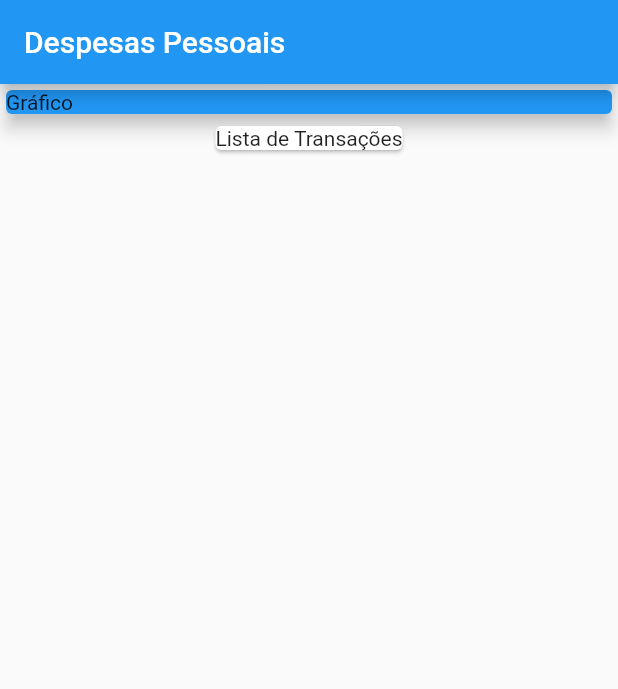
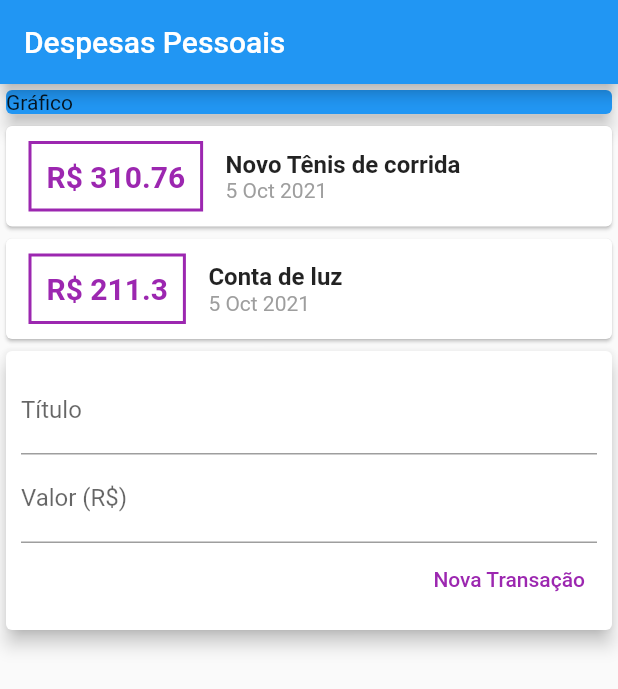
Before and after one commit to DionerWeiss/expenses, a Flutter app: the screen it shows after launch, on a phone screen of 412 x 824 dp. Shown: the top 689 px of the screen. Run offline on Flutter 3.47's test engine with Material 2 defaults, Android fonts, the phone set to English and light mode, and no system bars.

Commit message:
add intl

```diff
--- a/lib/main.dart
+++ b/lib/main.dart
@@ -1,5 +1,6 @@
 import 'package:expenses/models/transaction.dart';
 import 'package:flutter/material.dart';
+import 'package:intl/intl.dart';
 
 main() => runApp(const ExpensesApp());
 
@@ -16,6 +17,9 @@ class ExpensesApp extends StatelessWidget {
 
 class MyHomePage extends StatelessWidget {
   MyHomePage({Key? key}) : super(key: key);
+
+  final titleController = TextEditingController();
+  final valueController = TextEditingController();
 
   final _transactions = [
     Transaction(
@@ -39,8 +43,9 @@ class MyHomePage extends StatelessWidget {
           title: Text('Despesas Pessoais'),
         ),
         body: Column(
-          children: const [
-            SizedBox(
+          // crossAxisAlignment: CrossAxisAlignment.stretch,
+          children: [
+            const SizedBox(
               width: double.infinity,
               child: Card(
                 color: Colors.blue,
@@ -48,10 +53,90 @@ class MyHomePage extends StatelessWidget {
                 elevation: 5,
               ),
             ),
+            Column(
+              children: _transactions
+                  .map(
+                    (tr) => Card(
+                      child: Row(
+                        children: [
+                          Container(
+                            margin: const EdgeInsets.symmetric(
+                              horizontal: 15,
+                              vertical: 10,
+                            ),
+                            decoration: BoxDecoration(
+                                border: Border.all(
+                              color: Colors.purple,
+                              width: 2,
+                            )),
+                            padding: const EdgeInsets.all(10),
+                            child: Text(
+                              'R\$ ${tr.value}',
+                              style: const TextStyle(
+                                fontWeight: FontWeight.bold,
+                                fontSize: 20,
+                                color: Colors.purple,
+                              ),
+                            ),
+                          ),
+                          Column(
+                            crossAxisAlignment: CrossAxisAlignment.start,
+                            children: [
+                              Text(
+                                tr.title,
+                                style: const TextStyle(
+                                    fontSize: 16, fontWeight: FontWeight.bold),
+                              ),
+                              Text(
+                                DateFormat('d MMM y').format(tr.date),
+                                style: const TextStyle(
+                                  color: Colors.grey,
+                                ),
+                              ),
+                            ],
+                          )
+                        ],
+                      ),
+                    ),
+                  )
+                  .toList(),
+            ),
             Card(
-              child: Text('Lista de Transações'),
+              elevation: 5,
+              child: Padding(
+                padding: const EdgeInsets.all(10),
+                child: Column(
+                  children: [
+                    TextField(
+                      controller: titleController,
+                      decoration: const InputDecoration(labelText: 'Título'),
+                    ),
+                    TextField(
+                      controller: valueController,
+                      decoration: const InputDecoration(
+                        labelText: 'Valor (R\$)',
+                      ),
+                    ),
+                    Row(
+                      mainAxisAlignment: MainAxisAlignment.end,
+                      children: [
+                        TextButton(
+                          style: TextButton.styleFrom(primary: Colors.purple),
+                          child: const Text('Nova Transação'),
+                          onPressed: () {
+                            print(titleController.text);
+                            print(valueController.text);
+                          },
+                        ),
+                      ],
+                    )
+                  ],
+                ),
+              ),
             )
           ],
         ));
   }
 }
+
+class Value {}
--- a/pubspec.yaml
+++ b/pubspec.yaml
@@ -29,7 +29,7 @@ environment:
 dependencies:
   flutter:
     sdk: flutter
-
+  intl: ^0.17.0
 
   # The following adds the Cupertino Icons font to your application.
   # Use with the CupertinoIcons class for iOS style icons.
```
Also changed, not shown: pubspec.lock.
